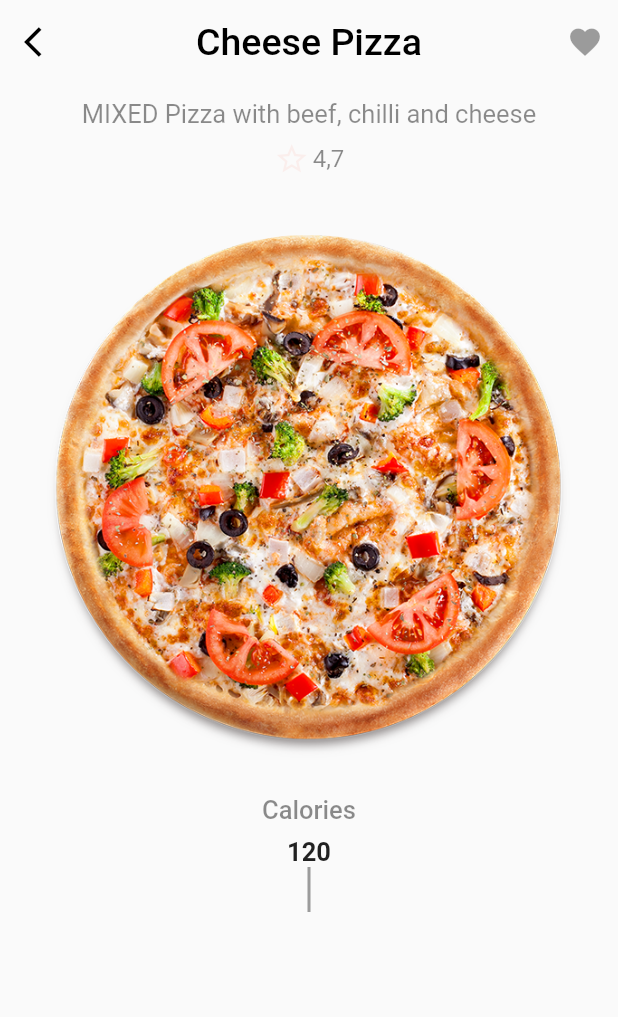
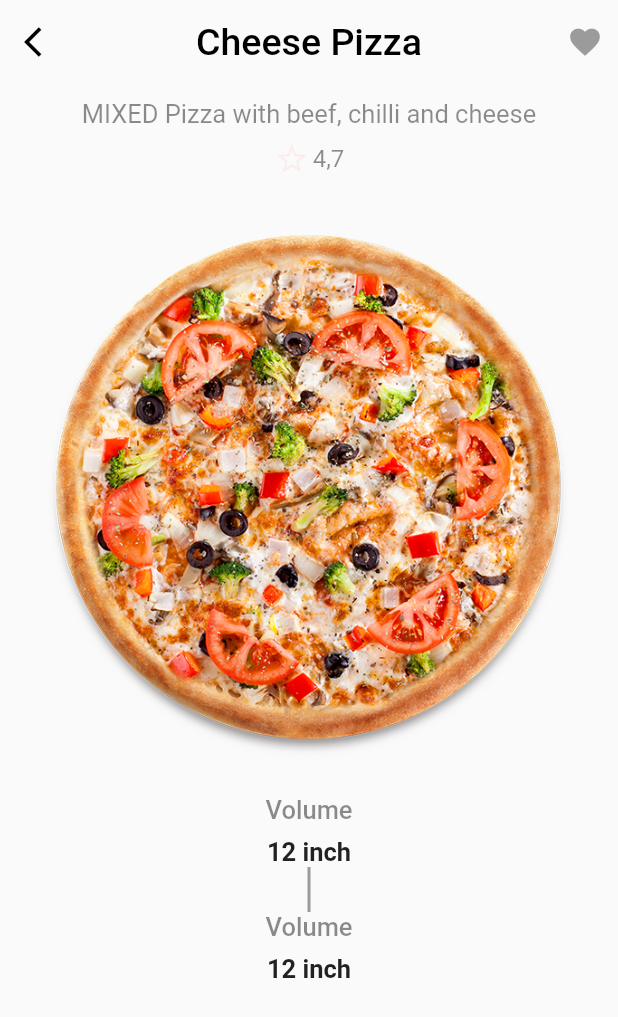
Before and after one commit to Farah-Torkhani/Food-Ordering-App, a Flutter app: the ItemScreen screen opened directly, on a phone screen of 412 x 824 dp. Shown: the top 1017 px of the screen. Run offline on Flutter 3.47's test engine with Material 2 defaults, Android fonts, the phone set to English and light mode, and no system bars.

Commit message:
last edits

```diff
--- a/lib/item_screen.dart
+++ b/lib/item_screen.dart
@@ -80,7 +80,7 @@ class ItemScreen extends StatelessWidget {
                     Column(
                       children: [
                         Text(
-                          "Calories",
+                          "Volume",
                           style: TextStyle(
                             fontSize: 17,
                             color: Colors.black45,
@@ -91,12 +91,12 @@ class ItemScreen extends StatelessWidget {
                           height: 8,
                         ),
                         Text(
-                          "120",
+                          "12 inch",
                           style: TextStyle(
                             fontSize: 17,
                             fontWeight: FontWeight.bold,
                           ),
-                        )
+                        ),
                       ],
                     ),
                     Container(
@@ -104,9 +104,38 @@ class ItemScreen extends StatelessWidget {
                       width: 2,
                       color: Colors.black38,
                     ),
-                  ],
-                ),
+                    Row(
+                      mainAxisAlignment: MainAxisAlignment.spaceEvenly,
+                      children: [
+                        Column(
+                          children: [
+                            Text(
+                              "Volume",
+                              style: TextStyle(
+                                fontSize: 17,
+                                color: Colors.black45,
+                                fontWeight: FontWeight.w500,
+                              ),
+                            ),
+                            SizedBox(
+                              height: 8,
+                            ),
+                            Text(
+                              "12 inch",
+                              style: TextStyle(
+                                fontSize: 17,
+                                fontWeight: FontWeight.bold,
+                              ),
+                            ),
 
+                          ],
+                        ),
+
+
+              ],
+            ),
+          ],
+        ),
               ],
             ),
           ],
```
